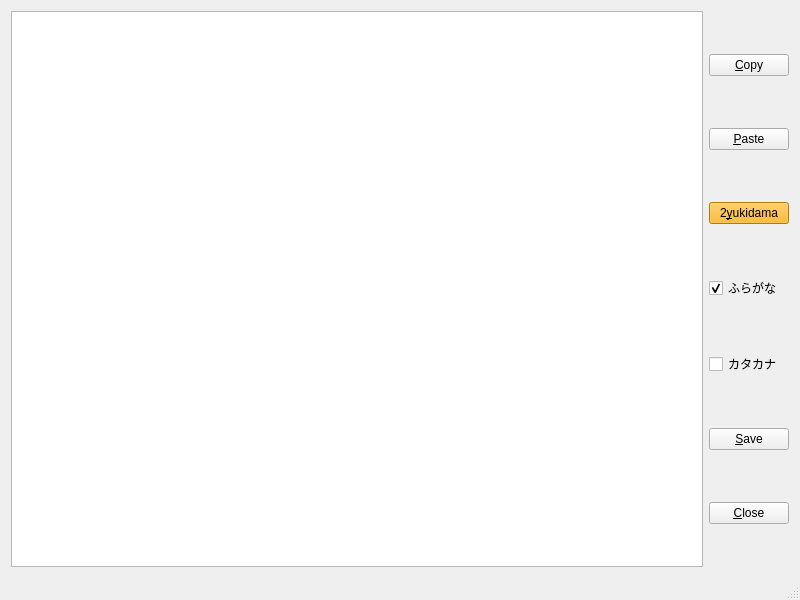
Before: the Qt Designer form programwindow.ui in Syjgin/ukidamator, drawn with Qt 5.
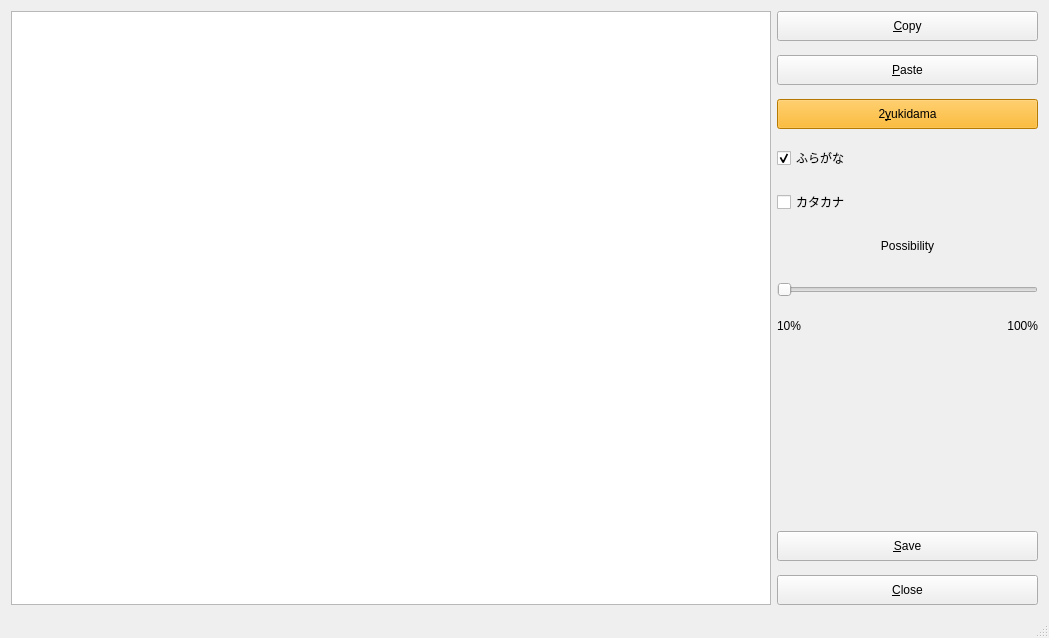
After: the same form once the commit is applied.

Commit message: Added translation possibility control, algorhytm bugfix, and russian translation seems to be fixed - at least on linux

Diff of the .ui file:
```diff
--- a/programwindow.ui
+++ b/programwindow.ui
@@ -6,8 +6,8 @@
    <rect>
     <x>0</x>
     <y>0</y>
-    <width>800</width>
-    <height>600</height>
+    <width>1049</width>
+    <height>638</height>
    </rect>
   </property>
   <property name="minimumSize">
@@ -32,15 +32,24 @@
      </layout>
     </item>
     <item row="0" column="2">
-     <layout class="QVBoxLayout" name="verticalLayout" stretch="0,0,0,0,0,0,0">
+     <layout class="QVBoxLayout" name="verticalLayout" stretch="0,0,0,0,0,0,0,0,0,0,0">
       <property name="spacing">
-       <number>9</number>
+       <number>14</number>
+      </property>
+      <property name="sizeConstraint">
+       <enum>QLayout::SetDefaultConstraint</enum>
       </property>
       <property name="rightMargin">
        <number>0</number>
       </property>
       <item>
        <widget class="QPushButton" name="copyButton">
+        <property name="minimumSize">
+         <size>
+          <width>30</width>
+          <height>30</height>
+         </size>
+        </property>
         <property name="text">
          <string>&amp;Copy</string>
         </property>
@@ -48,6 +57,12 @@
       </item>
       <item>
        <widget class="QPushButton" name="pasteButton">
+        <property name="minimumSize">
+         <size>
+          <width>30</width>
+          <height>30</height>
+         </size>
+        </property>
         <property name="text">
          <string>&amp;Paste</string>
         </property>
@@ -55,6 +70,12 @@
       </item>
       <item>
        <widget class="QPushButton" name="ukidamateButton">
+        <property name="minimumSize">
+         <size>
+          <width>30</width>
+          <height>30</height>
+         </size>
+        </property>
         <property name="styleSheet">
          <string notr="true">background-color: rgb(255, 170, 0);</string>
         </property>
@@ -68,6 +89,12 @@
       </item>
       <item>
        <widget class="QCheckBox" name="hiraganaCheckBox">
+        <property name="minimumSize">
+         <size>
+          <width>30</width>
+          <height>30</height>
+         </size>
+        </property>
         <property name="text">
          <string>ふらがな</string>
         </property>
@@ -78,13 +105,103 @@
       </item>
       <item>
        <widget class="QCheckBox" name="katakanaCheckBox">
+        <property name="minimumSize">
+         <size>
+          <width>30</width>
+          <height>30</height>
+         </size>
+        </property>
         <property name="text">
          <string>カタカナ</string>
         </property>
        </widget>
       </item>
+      <item>
+       <widget class="QLabel" name="label">
+        <property name="minimumSize">
+         <size>
+          <width>30</width>
+          <height>30</height>
+         </size>
+        </property>
+        <property name="maximumSize">
+         <size>
+          <width>16777215</width>
+          <height>30</height>
+         </size>
+        </property>
+        <property name="text">
+         <string>Possibility</string>
+        </property>
+        <property name="alignment">
+         <set>Qt::AlignCenter</set>
+        </property>
+       </widget>
+      </item>
+      <item>
+       <widget class="QSlider" name="chanceSlider">
+        <property name="minimumSize">
+         <size>
+          <width>30</width>
+          <height>30</height>
+         </size>
+        </property>
+        <property name="minimum">
+         <number>10</number>
+        </property>
+        <property name="maximum">
+         <number>100</number>
+        </property>
+        <property name="orientation">
+         <enum>Qt::Horizontal</enum>
+        </property>
+        <property name="invertedControls">
+         <bool>false</bool>
+        </property>
+       </widget>
+      </item>
+      <item>
+       <layout class="QHBoxLayout" name="horizontalLayout_2">
+        <item>
+         <widget class="QLabel" name="label_2">
+          <property name="text">
+           <string>10%</string>
+          </property>
+         </widget>
+        </item>
+        <item>
+         <widget class="QLabel" name="label_3">
+          <property name="text">
+           <string>100%</string>
+          </property>
+          <property name="alignment">
+           <set>Qt::AlignRight|Qt::AlignTrailing|Qt::AlignVCenter</set>
+          </property>
+         </widget>
+        </item>
+       </layout>
+      </item>
+      <item>
+       <spacer name="verticalSpacer">
+        <property name="orientation">
+         <enum>Qt::Vertical</enum>
+        </property>
+        <property name="sizeHint" stdset="0">
+         <size>
+          <width>20</width>
+          <height>20</height>
+         </size>
+        </property>
+       </spacer>
+      </item>
       <item>
        <widget class="QPushButton" name="saveButton">
+        <property name="minimumSize">
+         <size>
+          <width>30</width>
+          <height>30</height>
+         </size>
+        </property>
         <property name="text">
          <string>&amp;Save</string>
         </property>
@@ -92,6 +209,12 @@
       </item>
       <item>
        <widget class="QPushButton" name="closeButton">
+        <property name="minimumSize">
+         <size>
+          <width>30</width>
+          <height>30</height>
+         </size>
+        </property>
         <property name="text">
          <string>&amp;Close</string>
         </property>
@@ -99,6 +222,23 @@
       </item>
      </layout>
     </item>
+    <item row="0" column="0">
+     <layout class="QHBoxLayout" name="horizontalLayout">
+      <property name="sizeConstraint">
+       <enum>QLayout::SetNoConstraint</enum>
+      </property>
+      <item>
+       <widget class="QTextEdit" name="textEdit">
+        <property name="minimumSize">
+         <size>
+          <width>760</width>
+          <height>550</height>
+         </size>
+        </property>
+       </widget>
+      </item>
+     </layout>
+    </item>
    </layout>
   </widget>
   <widget class="QStatusBar" name="statusBar"/>
```
Left out of the diff: 10 changed lines with no effect on the pictures. The commit also changes 8 other files.
